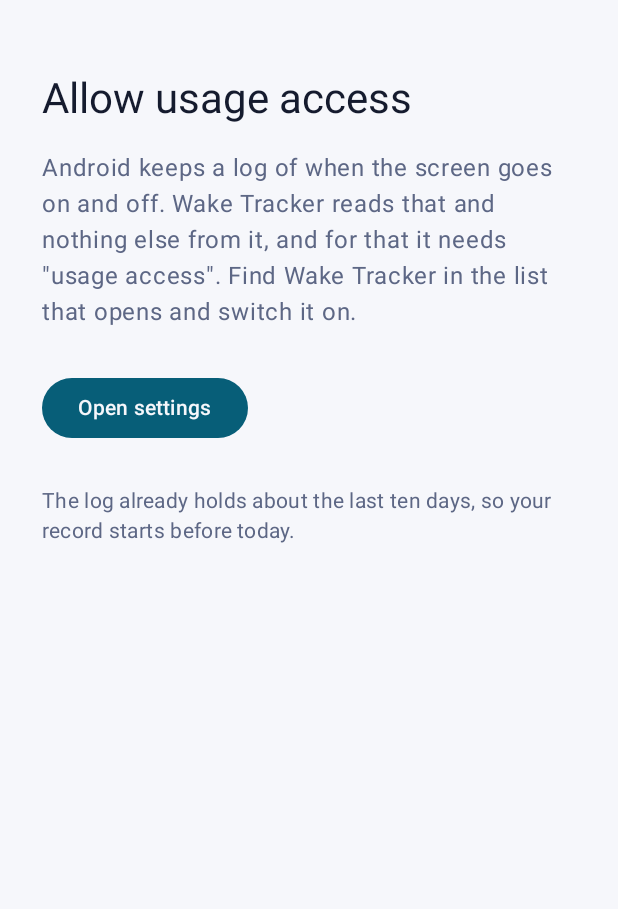
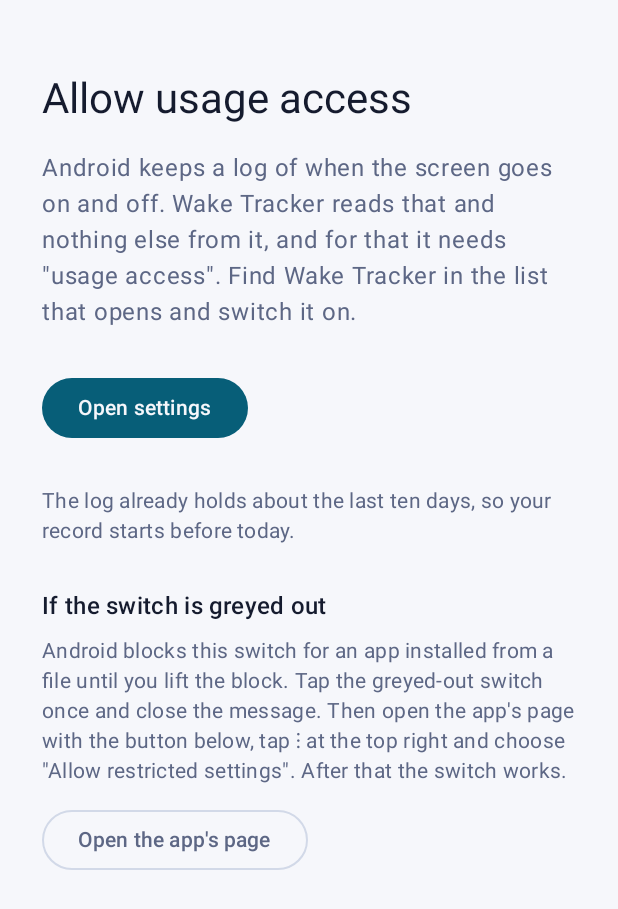
Before and after one commit to hawwwran/wake-tracker, an Android app built with Jetpack Compose: the composable AccessRequest shown on its own in the app's theme, on a phone screen of 412 x 824 dp. Shown: the top 909 px of the screen. Run offline under Robolectric (Android 15) with nearby library versions, the phone set to English and light mode, and no system bars.

Commit message:
Say what to do when Android greys the usage access switch out
A phone that got the app from a downloaded APK refuses the one switch
the app needs: Android treats usage access as a restricted setting for
such installs, and only says that it is unavailable. The way out is on
the app's page in the system settings, under a menu entry that appears
only after the refusal. The first screen and the settings page now say
so and open that page.

The owner's own phone never showed this, because its access was granted
over adb, which is not restricted.

```diff
--- a/app/src/main/kotlin/com/hawwwran/waketracker/data/SystemUsageLog.kt
+++ b/app/src/main/kotlin/com/hawwwran/waketracker/data/SystemUsageLog.kt
@@ -30,6 +30,19 @@ object UsageAccess {
             context.startActivity(list)
         }
     }
+
+    /**
+     * Android's page about this app. From Android 13 on, an app installed from a file has
+     * its usage access switch greyed out ("restricted setting") until the owner lifts that
+     * on this page: the menu at the top right, "Allow restricted settings". The entry shows
+     * up there only after the greyed-out switch was tapped once.
+     */
+    fun openAppPage(context: Context) {
+        context.startActivity(
+            Intent(Settings.ACTION_APPLICATION_DETAILS_SETTINGS, "package:${context.packageName}".toUri())
+                .addFlags(Intent.FLAG_ACTIVITY_NEW_TASK),
+        )
+    }
 }
 
 class SystemUsageLog(private val context: Context) : UsageLog {
--- a/app/src/main/kotlin/com/hawwwran/waketracker/ui/AppRoot.kt
+++ b/app/src/main/kotlin/com/hawwwran/waketracker/ui/AppRoot.kt
@@ -11,7 +11,10 @@ import androidx.compose.foundation.layout.padding
 import androidx.compose.foundation.layout.safeDrawing
 import androidx.compose.foundation.layout.statusBars
 import androidx.compose.foundation.layout.windowInsetsPadding
+import androidx.compose.foundation.rememberScrollState
+import androidx.compose.foundation.verticalScroll
 import androidx.compose.material3.Button
+import androidx.compose.material3.OutlinedButton
 import androidx.compose.material3.MaterialTheme
 import androidx.compose.material3.Text
 import androidx.compose.runtime.Composable
@@ -96,7 +99,7 @@ fun AppRoot(model: MainViewModel = viewModel()) {
 private fun AccessRequest() {
     val palette = LocalPalette.current
     val context = LocalContext.current
-    Column(Modifier.fillMaxSize().padding(horizontal = 28.dp, vertical = 48.dp)) {
+    Column(Modifier.fillMaxSize().verticalScroll(rememberScrollState()).padding(horizontal = 28.dp, vertical = 48.dp)) {
         Text(stringResource(R.string.access_title), style = MaterialTheme.typography.headlineMedium, color = palette.ink)
         Text(
             stringResource(R.string.access_text),
@@ -113,6 +116,26 @@ private fun AccessRequest() {
             color = palette.muted,
             modifier = Modifier.padding(top = 28.dp),
         )
+        RestrictedSettingHelp(Modifier.padding(top = 28.dp))
+    }
+}
+
+/** What to do when Android greys the usage access switch out, which it does for an app installed from a file. */
+@Composable
+fun RestrictedSettingHelp(modifier: Modifier = Modifier) {
+    val palette = LocalPalette.current
+    val context = LocalContext.current
+    Column(modifier) {
+        Text(stringResource(R.string.access_restricted_title), style = MaterialTheme.typography.titleMedium, color = palette.ink)
+        Text(
+            stringResource(R.string.access_restricted_text),
+            style = MaterialTheme.typography.bodyMedium,
+            color = palette.muted,
+            modifier = Modifier.padding(top = 8.dp),
+        )
+        OutlinedButton(onClick = { UsageAccess.openAppPage(context) }, modifier = Modifier.padding(top = 12.dp)) {
+            Text(stringResource(R.string.access_open_app_page))
+        }
     }
 }
 
--- a/app/src/main/kotlin/com/hawwwran/waketracker/ui/StatusScreen.kt
+++ b/app/src/main/kotlin/com/hawwwran/waketracker/ui/StatusScreen.kt
@@ -72,6 +72,7 @@ fun StatusScreen(model: MainViewModel, onBack: () -> Unit, updates: @Composable
                 Button(onClick = { UsageAccess.openSettings(context) }, modifier = Modifier.padding(vertical = 8.dp)) {
                     Text(stringResource(R.string.access_open_settings))
                 }
+                RestrictedSettingHelp(Modifier.padding(top = 8.dp, bottom = 12.dp))
             }
             Fact(stringResource(R.string.record_starts), record.coverage?.from?.let(formats::dateTime) ?: MISSING)
             Fact(stringResource(R.string.record_reaches), record.coverage?.until?.let(formats::dateTime) ?: MISSING)
--- a/app/src/main/res/values/strings.xml
+++ b/app/src/main/res/values/strings.xml
@@ -152,4 +152,8 @@
     <string name="background_restricted">May hold the app back</string>
     <string name="background_allow">Let it run in the background</string>
     <string name="background_explained">Once an hour the app copies Android\'s log and, when sharing is on, sends on what is new. Android puts apps that are rarely opened to sleep, and then that happens only a few times a day. Nothing is lost from the record, but a paired phone sees it late. Letting the app run in the background keeps it to the hour. On a vivo phone, also allow Autostart for Wake Tracker in the phone\'s settings.</string>
+
+    <string name="access_restricted_title">If the switch is greyed out</string>
+    <string name="access_restricted_text">Android blocks this switch for an app installed from a file until you lift the block. Tap the greyed-out switch once and close the message. Then open the app\'s page with the button below, tap ⋮ at the top right and choose \"Allow restricted settings\". After that the switch works.</string>
+    <string name="access_open_app_page">Open the app\'s page</string>
 </resources>
```
Also changed, not shown: 2 other files.
